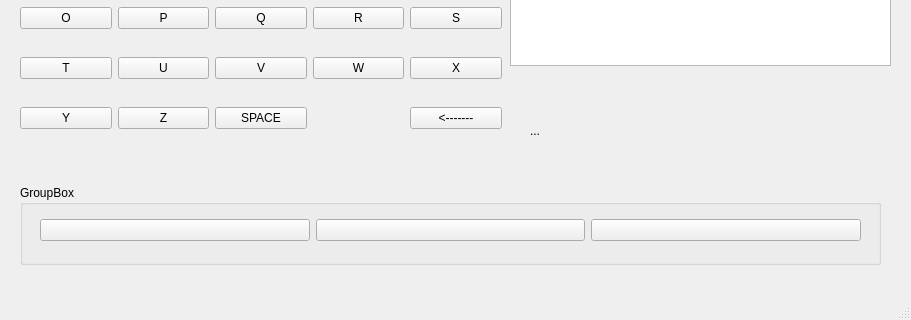
MrCabrac/Autocompletar, file gui.ui: the form before one commit; both pictures show x 0 to 911 and y 305 to 625 of the 911 by 625 pixel window.
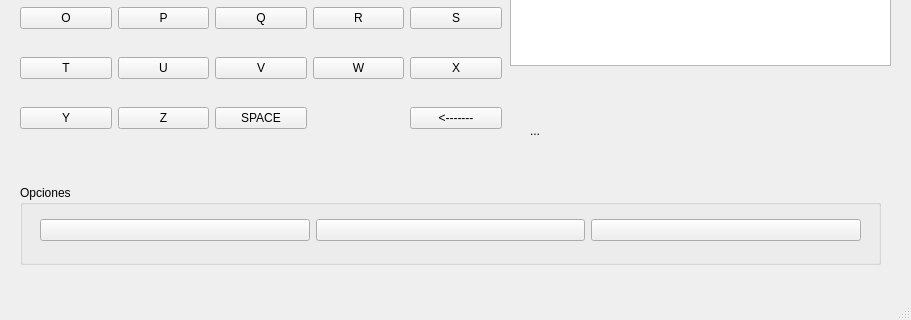
The form after the commit.

Diff of the .ui file:
```diff
--- a/gui.ui
+++ b/gui.ui
@@ -339,7 +339,7 @@
      </rect>
     </property>
     <property name="title">
-     <string>GroupBox</string>
+     <string>Opciones</string>
     </property>
     <widget class="QWidget" name="horizontalLayoutWidget">
      <property name="geometry">
```
